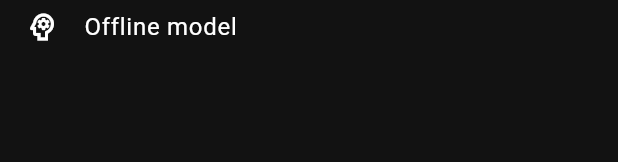
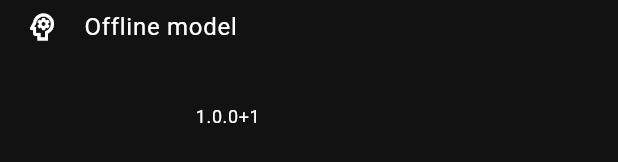
Before and after one commit to jger/disastron, a Flutter app: the AppDrawer widget shown alone on an empty page, opened directly, on a phone screen of 412 x 824 dp. Shown: the part 426-588 px from the top of the screen. Run offline on Flutter 3.47's test engine with Material 3 defaults, Android fonts, the phone set to English and light mode, and no system bars; our stand-ins replace auto_route, battery_plus, connectivity_plus, easy_localization, file_picker, flutter_hooks and 12 more; missing offline and left inert: audio_session, flutter_gemma, flutter_soloud, svg_flutter, torch_light; accounts and stored records are empty; generated files the repository leaves out were written again; statements that could not run were skipped.

Commit message:
fix: add version to drawer

```diff
--- a/lib/shared/widgets/app_drawer.dart
+++ b/lib/shared/widgets/app_drawer.dart
@@ -12,6 +12,7 @@ import 'package:auto_route/auto_route.dart';
 import 'package:disastron/router/routes.gr.dart';
 import 'package:easy_localization/easy_localization.dart';
 import 'package:flutter/material.dart';
+import 'package:package_info_plus/package_info_plus.dart';
 import 'package:svg_flutter/svg_flutter.dart';
 
 class AppDrawer extends StatefulWidget {
@@ -24,6 +25,7 @@ class AppDrawer extends StatefulWidget {
 class _AppDrawerState extends State<AppDrawer>
     with SingleTickerProviderStateMixin {
   late final AnimationController _starsController;
+  String? _versionLabel;
 
   @override
   void initState() {
@@ -32,6 +34,14 @@ class _AppDrawerState extends State<AppDrawer>
       vsync: this,
       duration: const Duration(seconds: 5),
     )..repeat();
+    PackageInfo.fromPlatform().then((PackageInfo info) {
+      if (!mounted) return;
+      setState(() {
+        _versionLabel = info.buildNumber.isEmpty
+            ? info.version
+            : '${info.version}+${info.buildNumber}';
+      });
+    });
   }
 
   @override
@@ -113,6 +123,22 @@ class _AppDrawerState extends State<AppDrawer>
               context.router.push(const ModelConfigRoute());
             },
           ),
+          if (_versionLabel != null) ...<Widget>[
+            const SizedBox(height: 24),
+            SafeArea(
+              top: false,
+              child: Padding(
+                padding: const EdgeInsets.fromLTRB(16, 0, 16, 16),
+                child: Text(
+                  _versionLabel!,
+                  textAlign: TextAlign.center,
+                  style: Theme.of(context).textTheme.bodySmall?.copyWith(
+                        color: Theme.of(context).colorScheme.onSurfaceVariant,
+                      ),
+                ),
+              ),
+            ),
+          ],
         ],
       ),
     );
--- a/pubspec.yaml
+++ b/pubspec.yaml
@@ -57,6 +57,7 @@ dependencies:
   vibration: ^3.1.8
   easy_localization: ^3.0.8
   yaml: ^3.1.3
+  package_info_plus: ^9.0.1
 
   # Uncomment this line if you want to use Firebase
   #  firebase_core: ^3.0.0
```
Also changed, not shown: pubspec.lock.
